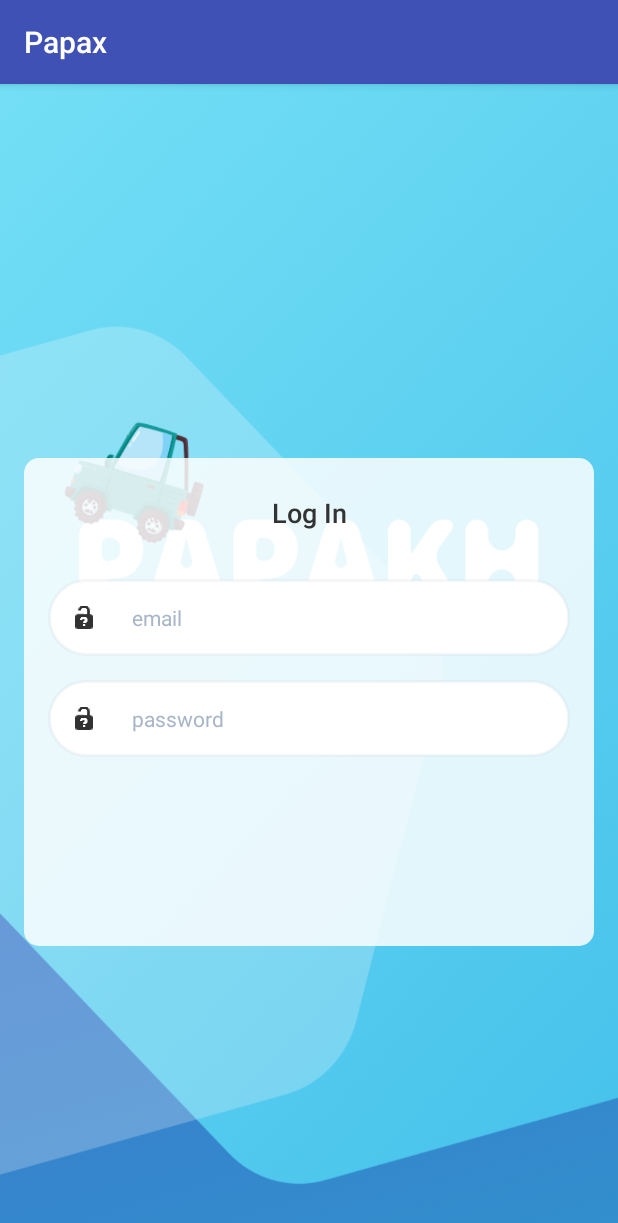
After one commit to PiliposyanDavid/Papax-1, an Android app: the LoginActivity screen opened directly, with no data from a screen before it, on a phone screen of 412 x 824 dp. The commit adds this screen. Shown: the top 1223 px of the screen. Run offline under Robolectric (Android 15) with nearby library versions, the phone set to English and light mode, and no system bars.

Commit message:
reg pages

```diff
--- a/app/src/main/AndroidManifest.xml
+++ b/app/src/main/AndroidManifest.xml
@@ -9,13 +9,16 @@
 		android:roundIcon="@mipmap/ic_launcher_round"
 		android:supportsRtl="true"
 		android:theme="@style/AppTheme">
-		<activity android:name=".MainActivity">
+		<activity android:name=".SplashScreenActivity" android:screenOrientation="sensorPortrait">
 			<intent-filter>
 				<action android:name="android.intent.action.MAIN" />
 
 				<category android:name="android.intent.category.LAUNCHER" />
 			</intent-filter>
 		</activity>
+
+		<activity android:name=".LoginActivity"/>
+		<activity android:name=".SignUpActivity"/>
 	</application>
 
 </manifest>
--- /dev/null
+++ b/app/src/main/java/com/papax/ag/papax/LoginActivity.java
@@ -0,0 +1,14 @@
+package com.papax.ag.papax;
+
+import android.os.Bundle;
+import android.support.annotation.Nullable;
+import android.support.v7.app.AppCompatActivity;
+
+public class LoginActivity extends AppCompatActivity {
+
+	@Override
+	protected void onCreate(@Nullable Bundle savedInstanceState) {
+		super.onCreate(savedInstanceState);
+		setContentView(R.layout.login_activty_layout);
+	}
+}
--- a/app/src/main/java/com/papax/ag/papax/MainActivity.java
+++ b/app/src/main/java/com/papax/ag/papax/MainActivity.java
@@ -9,6 +9,5 @@ public class MainActivity extends AppCompatActivity {
 	protected void onCreate(Bundle savedInstanceState) {
 		super.onCreate(savedInstanceState);
 		setContentView(R.layout.activity_main);
-		///
 	}
 }
--- /dev/null
+++ b/app/src/main/res/drawable/edit_text_style.xml
@@ -0,0 +1,10 @@
+<shape xmlns:android="http://schemas.android.com/apk/res/android"
+    android:shape="rectangle" android:padding="10dp">
+    <solid android:color="#FFFFFF"/>
+    <stroke android:width="2dp" android:color="#20A8B6C8"/>
+    <corners
+        android:bottomRightRadius="100dp"
+        android:bottomLeftRadius="100dp"
+        android:topLeftRadius="100dp"
+        android:topRightRadius="100dp"/>
+</shape>
--- /dev/null
+++ b/app/src/main/res/drawable/input_fields_background_white_container.xml
@@ -0,0 +1,9 @@
+<shape xmlns:android="http://schemas.android.com/apk/res/android"
+    android:shape="rectangle" android:padding="10dp">
+    <solid android:color="@color/white_transparent_66"/>
+    <corners
+        android:bottomRightRadius="10dp"
+        android:bottomLeftRadius="10dp"
+        android:topLeftRadius="10dp"
+        android:topRightRadius="10dp"/>
+</shape>
--- /dev/null
+++ b/app/src/main/res/layout/login_activty_layout.xml
@@ -0,0 +1,68 @@
+<?xml version="1.0" encoding="utf-8"?>
+<android.support.constraint.ConstraintLayout xmlns:android="http://schemas.android.com/apk/res/android"
+    xmlns:app="http://schemas.android.com/apk/res-auto"
+    xmlns:tools="http://schemas.android.com/tools"
+    android:layout_width="match_parent"
+    android:layout_height="match_parent"
+    android:background="@drawable/splash_screen_logo">
+
+    <android.support.constraint.ConstraintLayout
+        android:layout_width="0dp"
+        android:layout_height="325dp"
+        android:layout_marginEnd="16dp"
+        android:layout_marginStart="16dp"
+        android:background="@drawable/input_fields_background_white_container"
+        app:layout_constraintBottom_toBottomOf="parent"
+        app:layout_constraintEnd_toEndOf="parent"
+        app:layout_constraintHorizontal_bias="0.0"
+        app:layout_constraintStart_toStartOf="parent"
+        app:layout_constraintTop_toTopOf="parent"
+        app:layout_constraintVertical_bias="0.564">
+
+
+        <TextView
+            android:id="@+id/textView"
+            android:layout_width="wrap_content"
+            android:layout_height="wrap_content"
+            android:layout_marginEnd="16dp"
+            android:layout_marginStart="16dp"
+            android:layout_marginTop="24dp"
+            android:fontFamily="sans-serif-medium"
+            android:text="@string/login"
+            android:textColor="@color/login_txt_color"
+            android:textSize="18sp"
+            app:layout_constraintEnd_toEndOf="parent"
+            app:layout_constraintStart_toStartOf="parent"
+            app:layout_constraintTop_toTopOf="parent" />
+
+        <EditText
+            android:id="@+id/user_email"
+            style="@style/EditTextStyle"
+            android:layout_marginEnd="16dp"
+            android:layout_marginStart="16dp"
+            android:layout_marginTop="32dp"
+            android:drawablePadding="24dp"
+            android:drawableStart="@android:drawable/ic_partial_secure"
+            android:hint="@string/email"
+            android:inputType="textEmailAddress"
+            app:layout_constraintEnd_toEndOf="parent"
+            app:layout_constraintStart_toStartOf="parent"
+            app:layout_constraintTop_toBottomOf="@+id/textView" />
+
+        <EditText
+            android:id="@+id/user_password"
+            style="@style/EditTextStyle"
+            android:layout_marginEnd="16dp"
+            android:layout_marginStart="16dp"
+            android:layout_marginTop="16dp"
+            android:drawablePadding="24dp"
+            android:drawableStart="@android:drawable/ic_partial_secure"
+            android:hint="@string/password"
+            android:inputType="textPassword"
+            app:layout_constraintEnd_toEndOf="parent"
+            app:layout_constraintStart_toStartOf="parent"
+            app:layout_constraintTop_toBottomOf="@+id/user_email" />
+
+    </android.support.constraint.ConstraintLayout>
+
+</android.support.constraint.ConstraintLayout>
--- /dev/null
+++ b/app/src/main/res/layout/signup_acitivity_layout.xml
@@ -0,0 +1,6 @@
+<?xml version="1.0" encoding="utf-8"?>
+<android.support.constraint.ConstraintLayout
+    xmlns:android="http://schemas.android.com/apk/res/android" android:layout_width="match_parent"
+    android:layout_height="match_parent">
+
+</android.support.constraint.ConstraintLayout>
--- a/app/src/main/res/values/colors.xml
+++ b/app/src/main/res/values/colors.xml
@@ -3,4 +3,7 @@
 	<color name="colorPrimary">#3F51B5</color>
 	<color name="colorPrimaryDark">#303F9F</color>
 	<color name="colorAccent">#FF4081</color>
+	<color name="input_text_color">#A8B6C8</color>
+	<color name="white_transparent_66">#d5ffffff</color>
+	<color name="login_txt_color">#333333</color>
 </resources>
--- a/app/src/main/res/values/strings.xml
+++ b/app/src/main/res/values/strings.xml
@@ -1,3 +1,6 @@
 <resources>
 	<string name="app_name">Papax</string>
+	<string name="email">email</string>
+	<string name="login">Log In</string>
+	<string name="password">password</string>
 </resources>
--- a/app/src/main/res/values/styles.xml
+++ b/app/src/main/res/values/styles.xml
@@ -8,4 +8,15 @@
         <item name="colorAccent">@color/colorAccent</item>
     </style>
 
+    <style name="EditTextStyle">
+        <item name="android:layout_width">match_parent</item>
+        <item name="android:layout_height">wrap_content</item>
+        <item name="android:background">@drawable/edit_text_style</item>
+        <item name="android:textColor">@color/input_text_color</item>
+        <item name="android:textColorHint">@color/input_text_color</item>
+        <item name="android:textSize">14sp</item>
+        <item name="android:padding">16dp</item>
+    </style>
+
+
 </resources>
```
Also changed, not shown: app/src/main/java/com/papax/ag/papax/NetworkUtils.java (added, +8 -0 lines), app/src/main/java/com/papax/ag/papax/SignUpActivity.java (added, +13 -0 lines), app/src/main/java/com/papax/ag/papax/SplashScreenActivity.java (added, +29 -0 lines), app/src/main/res/layout/splash_screen_activity_layout.xml (added, +19 -0 lines), app/src/main/res/drawable/splash_screen_logo.png (added). Lines whose indentation alone changed are shown as unchanged.
